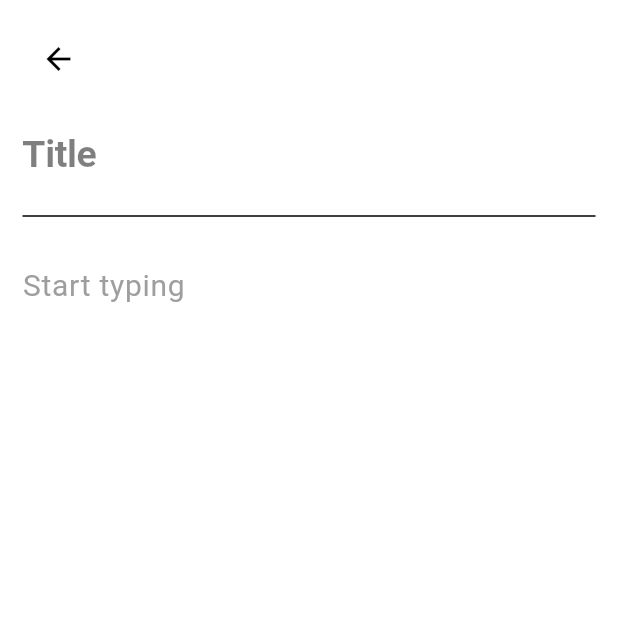
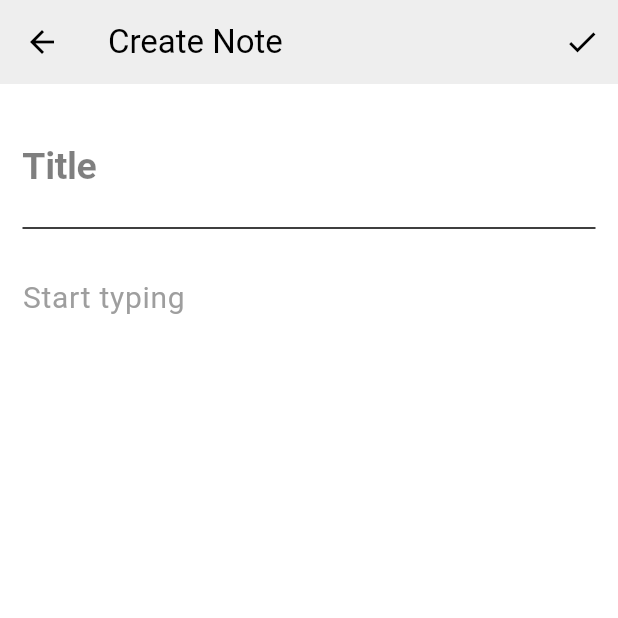
Before and after one commit to AhmedNasser1999/notes_app, a Flutter app: the CreateNoteScreen screen opened directly, on a phone screen of 412 x 824 dp, the top half of it. Run offline on Flutter 3.47's test engine with Material 3 defaults, Android fonts, the phone set to English and light mode, and no system bars; our stand-ins replace dartz, flutter_bloc, get_it, hive, hive_flutter, injectable and 1 more; accounts and stored records are empty.

Commit message:
feat: complete notes app and fix bugs

```diff
--- a/lib/data/data_source/note_data_sourch_impl.dart
+++ b/lib/data/data_source/note_data_source_impl.dart
@@ -4,10 +4,10 @@ import 'package:notes_app/data/models/note_model.dart';
 import 'package:notes_app/hive/data_source/note_data_source.dart';
 
 @lazySingleton
-class NoteDataSourchImpl implements NoteDataSource {
+class NoteDataSourceImpl implements NoteDataSource {
   final Box<NoteModel> box;
 
-  NoteDataSourchImpl(this.box);
+  NoteDataSourceImpl(this.box);
 
   @override
   Future<void> addNote(NoteModel note) async {
--- a/lib/data/models/note_model.dart
+++ b/lib/data/models/note_model.dart
@@ -27,7 +27,7 @@ class NoteModel extends NoteEntity {
     required this.title,
     required this.content,
     required this.createdAt,
-  }) : super(title: title, content: content, createdAt: createdAt);
+  }) : super(title: title, content: content, createdAt: createdAt, id: id);
 
   factory NoteModel.fromJson(Map<String, dynamic> json) =>
       _$NoteModelFromJson(json);
--- a/lib/domain/entities/note_entity.dart
+++ b/lib/domain/entities/note_entity.dart
@@ -1,7 +1,13 @@
 class NoteEntity {
-  final String? id;
-  final String? title;
-  final String? content;
-  final String? createdAt;
-  const NoteEntity({this.title, this.content, this.id, this.createdAt});
+  final String id;
+  final String title;
+  final String content;
+  final String createdAt;
+
+  NoteEntity({
+    required this.id,
+    required this.title,
+    required this.content,
+    required this.createdAt,
+  });
 }
--- a/lib/presentation/view/create_note_screen.dart
+++ b/lib/presentation/view/create_note_screen.dart
@@ -5,41 +5,106 @@ import 'package:notes_app/core/widgets/title_text_filed.dart';
 import 'package:notes_app/presentation/view_model/note_cubit.dart';
 import 'package:notes_app/presentation/view_model/note_state.dart';
 
-class CreateNoteScreen extends StatelessWidget {
-  const CreateNoteScreen({super.key});
+class CreateNoteScreen extends StatefulWidget {
+  final String? noteId;
+
+  const CreateNoteScreen({super.key, this.noteId});
+
+  @override
+  State<CreateNoteScreen> createState() => _CreateNoteScreenState();
+}
+
+class _CreateNoteScreenState extends State<CreateNoteScreen>
+    with WidgetsBindingObserver {
+  String? _currentNoteId;
+  bool _isSaving = false;
+  @override
+  void initState() {
+    super.initState();
+    WidgetsBinding.instance.addObserver(this);
+    _currentNoteId = widget.noteId;
+  }
+
+  @override
+  void dispose() {
+    WidgetsBinding.instance.removeObserver(this);
+    super.dispose();
+  }
+
+  @override
+  void didChangeAppLifecycleState(AppLifecycleState state) {
+    super.didChangeAppLifecycleState(state);
+    // Only save when app goes to background, not on every lifecycle change
+    if (state == AppLifecycleState.paused) {
+      _saveIfNeeded(background: true);
+    }
+  }
+
+  Future<void> _saveIfNeeded({bool background = false}) async {
+    final cubit = context.read<NoteCubit>();
+    final title = cubit.titleController.text.trim();
+    final content = cubit.noteController.text.trim();
+
+    if (title.isEmpty && content.isEmpty) return;
+    if (_isSaving) return;
+    _isSaving = true;
+    try {
+      if (_currentNoteId == null) {
+        final newId = await cubit.createNote();
+        if (newId != null) {
+          _currentNoteId = newId;
+        }
+      } else {
+        await cubit.updateNote(_currentNoteId!);
+      }
+      await cubit.fetchAllNotes();
+    } finally {
+      _isSaving = false;
+    }
+  }
 
   @override
   Widget build(BuildContext context) {
-    return BlocConsumer<NoteCubit, NoteState>(
-      builder: (context, state) => Scaffold(
+    final cubit = context.read<NoteCubit>();
+
+    return BlocBuilder<NoteCubit, NoteState>(
+      builder: (context, state) => WillPopScope(
+        onWillPop: () async {
+          await _saveIfNeeded();
+          return true;
+        },
+        child: Scaffold(
+          appBar: AppBar(
+            title: Text(widget.noteId == null ? 'Create Note' : 'Edit Note'),
+            actions: [
+              IconButton(
+                icon: const Icon(Icons.check),
+                onPressed: () async {
+                  await _saveIfNeeded();
+                  if (mounted) Navigator.pop(context);
+                },
+              ),
+            ],
+          ),
           body: SafeArea(
             child: Padding(
-            padding: EdgeInsetsGeometry.all(15.0),
+              padding: const EdgeInsets.all(15.0),
               child: Column(
                 crossAxisAlignment: CrossAxisAlignment.start,
                 children: [
-                BackButton(
-                  onPressed: () {
-                    context.read<NoteCubit>().backToNotesScreenButton(context);
-                  },
-                ),
                   const SizedBox(height: 15.0),
-                TitleTextFiled(
-                  controller: context.read<NoteCubit>().titleController,
-                ),
-                Padding(
-                  padding: const EdgeInsets.symmetric(vertical: 10.0),
+                  TitleTextFiled(controller: cubit.titleController),
+                  const Padding(
+                    padding: EdgeInsets.symmetric(vertical: 10.0),
                     child: Divider(),
                   ),
-                NoteTextFiled(
-                  controller: context.read<NoteCubit>().noteController,
-                ),
+                  NoteTextFiled(controller: cubit.noteController),
                 ],
               ),
             ),
           ),
         ),
-      listener: (context, state) {},
+      ),
     );
   }
 }
--- a/lib/presentation/view/notes_body.dart
+++ b/lib/presentation/view/notes_body.dart
@@ -18,7 +18,7 @@ class NotesBody extends StatelessWidget {
               return const Center(child: Text('No notes yet.'));
             } else if (state is GetAllNotesState) {
               final notes = state.notes;
-              return NotesList(onTap: () {}, noteEntity: notes);
+              return NotesList(noteEntityList: notes);
             } else if (state is NoteError) {
               final message = state.message;
               return Center(child: Text(message));
--- a/lib/presentation/view_model/note_state.dart
+++ b/lib/presentation/view_model/note_state.dart
@@ -12,7 +12,7 @@ class RemoveNoteState extends NoteState {}
 
 class RemoveAllNotesState extends NoteState {}
 
-class EditNoteState extends NoteState {}
+class UpdateNoteState extends NoteState {}
 
 class GetAllNotesState extends NoteState {
   final List<NoteEntity> notes;
@@ -35,3 +35,5 @@ class ChangeTheme extends NoteState {
   final bool isDark;
   ChangeTheme({required this.isDark});
 }
+
+class ClearControllers extends NoteState {}
```
Also changed, not shown: lib/core/widgets/note_widget.dart (+10 -22 lines), lib/core/widgets/notes_list.dart (+14 -7 lines), lib/data/repository/note_repo_impl.dart (+19 -18 lines), lib/presentation/view/notes_screen.dart (+1 -11 lines), lib/presentation/view_model/note_cubit.dart (+56 -58 lines), lib/core/config/di.config.dart, pubspec.lock. Lines whose indentation alone changed are shown as unchanged.
